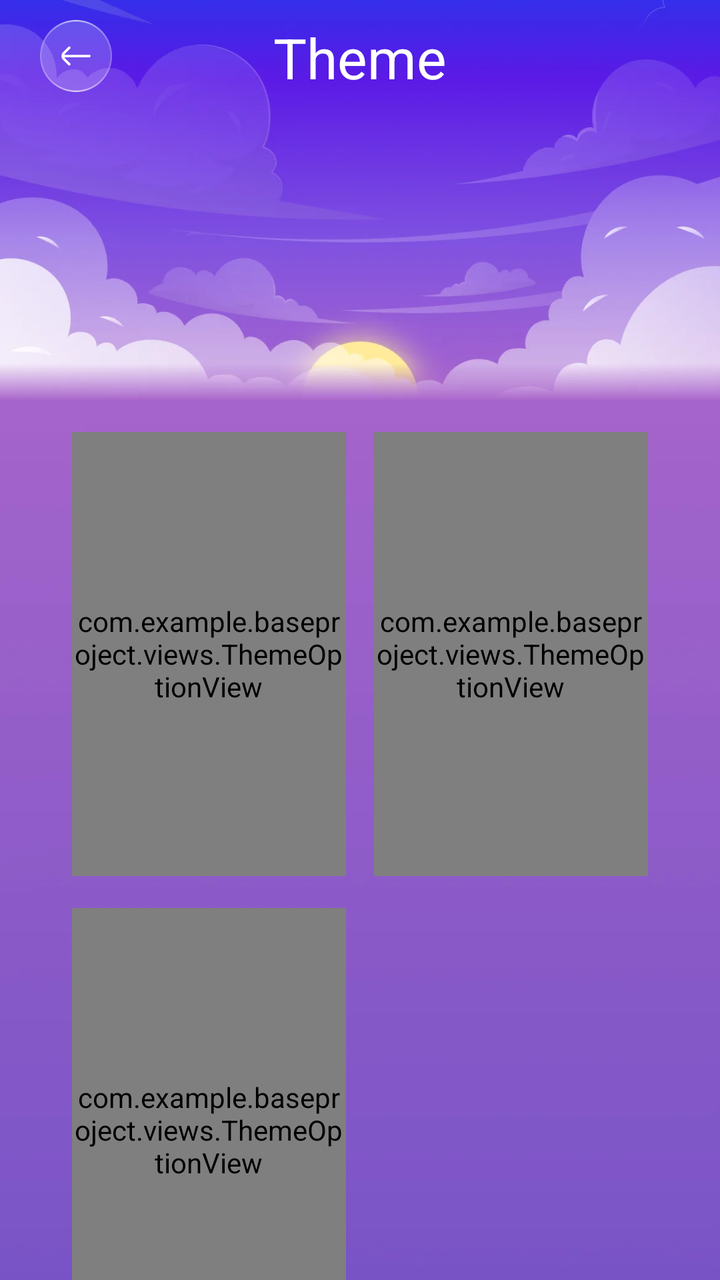
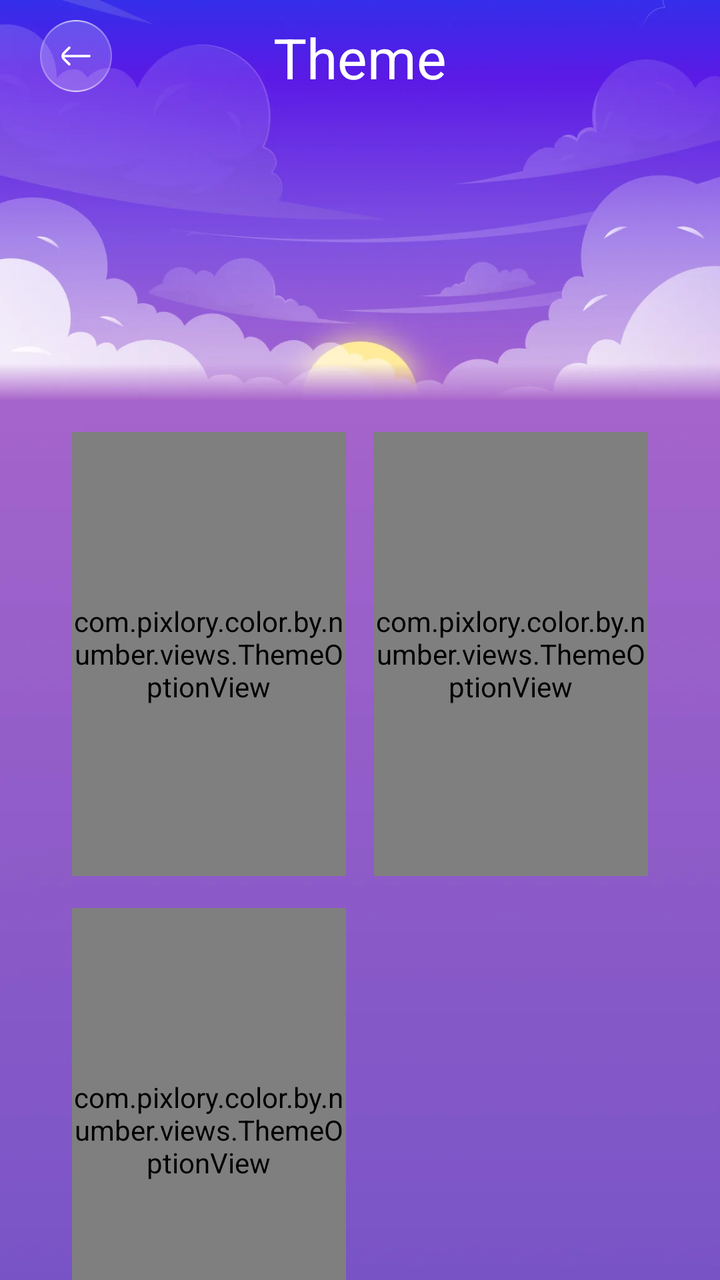

The first picture is an Android layout as it rendered before a commit; the second is the same layout after the commit. The layout source and the unified diff follow.
<!-- AndroidManifest.xml: application theme Theme.BaseProject -->
<!-- res/layout/activity_theme.xml -->
<?xml version="1.0" encoding="utf-8"?>
<androidx.constraintlayout.widget.ConstraintLayout xmlns:android="http://schemas.android.com/apk/res/android"
    xmlns:app="http://schemas.android.com/apk/res-auto"
    xmlns:tools="http://schemas.android.com/tools"
    android:id="@+id/main"
    android:layout_width="match_parent"
    android:layout_height="match_parent"
    android:background="@drawable/bg_full_main_theme_01"
    tools:context=".activities.ThemeActivity"
    android:layoutDirection="ltr">

    <ImageView
        android:id="@+id/ivTopImage"
        android:layout_width="match_parent"
        android:layout_height="200dp"
        android:scaleType="centerCrop"
        android:src="@drawable/bg_top_main_theme_01"
        app:layout_constraintEnd_toEndOf="parent"
        app:layout_constraintStart_toStartOf="parent"
        app:layout_constraintTop_toTopOf="parent"
        tools:visibility="visible" />

    <ImageView
        android:id="@+id/btnBack"
        android:layout_width="36dp"
        android:layout_height="36dp"
        android:layout_marginStart="20dp"
        android:layout_marginTop="10dp"
        android:background="@drawable/bg_oval_trans"
        android:padding="8dp"
        android:src="@drawable/ic_left_arrow"
        app:layout_constraintStart_toStartOf="parent"
        app:layout_constraintTop_toTopOf="parent" />

    <TextView
        android:id="@+id/tvTheme"
        style="@style/Heading1"
        android:layout_width="match_parent"
        android:layout_height="wrap_content"
        android:layout_marginHorizontal="70dp"
        android:gravity="center"
        android:text="@string/theme"
        android:textColor="@color/white"
        app:layout_constraintEnd_toEndOf="parent"
        app:layout_constraintStart_toStartOf="parent"
        app:layout_constraintTop_toTopOf="@id/btnBack" />

    <com.example.baseproject.views.ThemeOptionView
        android:id="@+id/viewThemeMidnight"
        android:layout_width="0dp"
        android:layout_height="222dp"
        android:layout_marginStart="36dp"
        android:layout_marginTop="16dp"
        android:layout_marginEnd="7dp"
        app:layout_constraintEnd_toStartOf="@id/viewThemeSunset"
        app:layout_constraintHorizontal_chainStyle="spread"
        app:layout_constraintStart_toStartOf="parent"
        app:layout_constraintTop_toBottomOf="@id/ivTopImage"
        app:themeOptionThumbnail="@drawable/bg_top_main_theme_01"
        app:themeOptionTitle="@string/theme_midnight"
        app:themeOptionType="midnight" />

    <com.example.baseproject.views.ThemeOptionView
        android:id="@+id/viewThemeSunset"
        android:layout_width="0dp"
        android:layout_height="222dp"
        android:layout_marginStart="7dp"
        android:layout_marginEnd="36dp"
        app:layout_constraintEnd_toEndOf="parent"
        app:layout_constraintStart_toEndOf="@id/viewThemeMidnight"
        app:layout_constraintTop_toTopOf="@id/viewThemeMidnight"
        app:themeOptionThumbnail="@drawable/bg_top_main_theme_02"
        app:themeOptionTitle="@string/theme_sunset"
        app:themeOptionType="sunset" />

    <com.example.baseproject.views.ThemeOptionView
        android:id="@+id/viewThemeSunrise"
        android:layout_width="0dp"
        android:layout_height="222dp"
        android:layout_marginTop="16dp"
        app:layout_constraintEnd_toEndOf="@id/viewThemeMidnight"
        app:layout_constraintStart_toStartOf="@id/viewThemeMidnight"
        app:layout_constraintTop_toBottomOf="@id/viewThemeMidnight"
        app:themeOptionThumbnail="@drawable/bg_top_main_theme_03"
        app:themeOptionTitle="@string/theme_sunrise"
        app:themeOptionType="sunrise" />

</androidx.constraintlayout.widget.ConstraintLayout>
<!-- resources referenced by this layout -->
<resources>
  <color name="white">#FFFFFFFF</color>
  <!-- drawable bg_full_main_theme_01: webp bitmap (drawable, 76604 bytes) -->
  <!-- drawable bg_oval_trans: webp bitmap (drawable, 2056 bytes) -->
  <!-- drawable bg_top_main_theme_01: webp bitmap (drawable, 35292 bytes) -->
  <!-- drawable bg_top_main_theme_02: webp bitmap (drawable, 15676 bytes) -->
  <!-- drawable bg_top_main_theme_03: webp bitmap (drawable, 11952 bytes) -->
  <!-- drawable ic_left_arrow (drawable) -->
  <vector xmlns:android="http://schemas.android.com/apk/res/android"
      android:width="20dp"
      android:height="20dp"
      android:viewportWidth="20"
      android:viewportHeight="20">
    <path
        android:pathData="M7.107,6.277C7.352,6.034 7.354,5.639 7.111,5.394C6.868,5.148 6.472,5.147 6.227,5.39L4.731,6.872C4.168,7.43 3.707,7.886 3.381,8.293C3.041,8.716 2.796,9.145 2.73,9.66C2.701,9.886 2.701,10.114 2.73,10.34C2.796,10.855 3.041,11.285 3.381,11.707C3.707,12.114 4.168,12.57 4.731,13.128L6.227,14.611C6.472,14.854 6.868,14.852 7.111,14.607C7.354,14.362 7.352,13.966 7.107,13.723L5.637,12.267C5.041,11.676 4.632,11.269 4.355,10.925C4.266,10.813 4.195,10.714 4.141,10.625H16.667C17.012,10.625 17.292,10.345 17.292,10C17.292,9.655 17.012,9.375 16.667,9.375H4.141C4.195,9.286 4.266,9.188 4.355,9.076C4.632,8.731 5.041,8.324 5.637,7.734L7.107,6.277Z"
        android:fillColor="#ffffff"/>
  </vector>
  <string name="theme">Theme</string>
  <string name="theme_midnight">Midnight</string>
  <string name="theme_sunrise">Sunrise</string>
  <string name="theme_sunset">Sunset</string>
  <style name="Heading1">
          <item name="fontFamily">@font/capriola_regular</item>
          <item name="android:textSize">28sp</item>
      </style>
  <style name="Theme.BaseProject" parent="Base.Theme.BaseProject" />
  <style name="Base.Theme.BaseProject" parent="Theme.Material3.DayNight.NoActionBar">
          
          
      </style>
</resources>

<!-- the commit's change to res/layout/activity_theme.xml (unified diff, before → after) -->
@@ -45,7 +45,7 @@
         app:layout_constraintStart_toStartOf="parent"
         app:layout_constraintTop_toTopOf="@id/btnBack" />
 
-    <com.example.baseproject.views.ThemeOptionView
+    <com.pixlory.color.by.number.views.ThemeOptionView
         android:id="@+id/viewThemeMidnight"
         android:layout_width="0dp"
         android:layout_height="222dp"
@@ -60,7 +60,7 @@
         app:themeOptionTitle="@string/theme_midnight"
         app:themeOptionType="midnight" />
 
-    <com.example.baseproject.views.ThemeOptionView
+    <com.pixlory.color.by.number.views.ThemeOptionView
         android:id="@+id/viewThemeSunset"
         android:layout_width="0dp"
         android:layout_height="222dp"
@@ -73,7 +73,7 @@
         app:themeOptionTitle="@string/theme_sunset"
         app:themeOptionType="sunset" />
 
-    <com.example.baseproject.views.ThemeOptionView
+    <com.pixlory.color.by.number.views.ThemeOptionView
         android:id="@+id/viewThemeSunrise"
         android:layout_width="0dp"
         android:layout_height="222dp"
